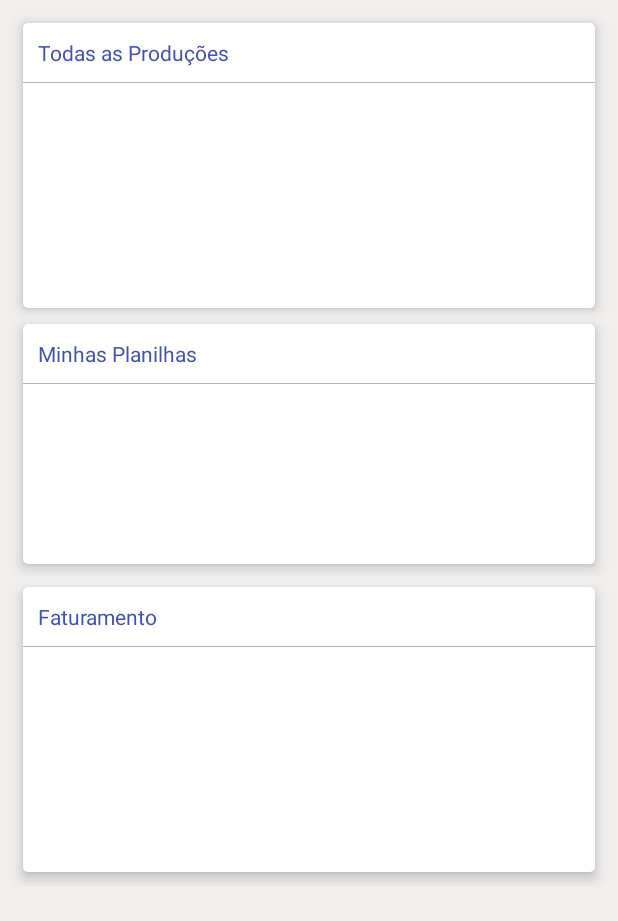
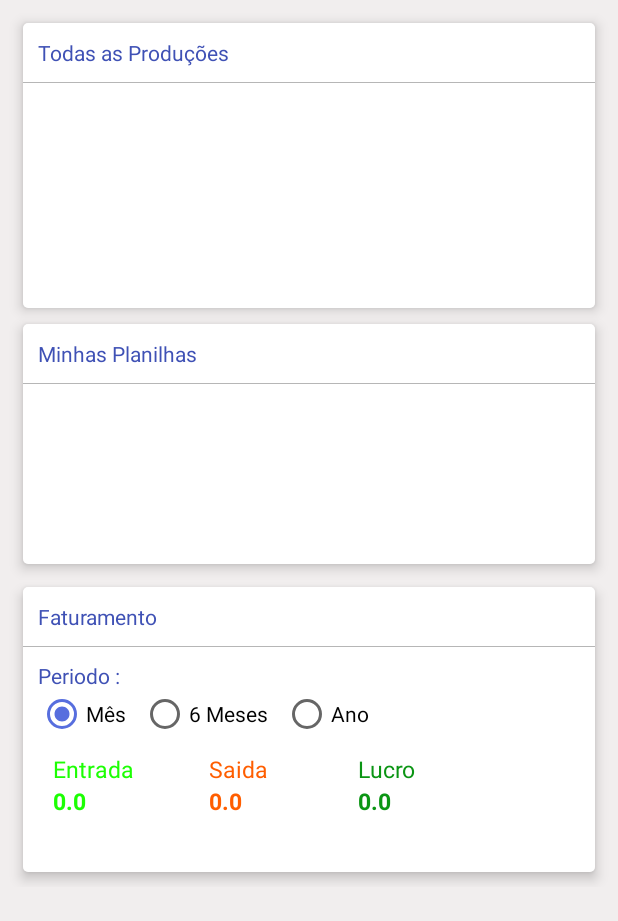
Before and after one commit to CharlleDaniel/SimpleERP, an Android app: the fragment FragProducao shown on its own in the app's theme, on a phone screen of 412 x 824 dp. Shown: the top 921 px of the screen. Run offline under Robolectric (Android 15) with nearby library versions, the phone set to English and light mode, and no system bars; libraries missing offline, so code that uses them is left out: com.melnykov.fab; plain views replace FloatingActionButton; 5 statements that could not run were skipped.

Commit message:
Alteração faturamento por Produção

```diff
--- a/app/src/main/java/com/simpleerp/fragments/FragProducao.java
+++ b/app/src/main/java/com/simpleerp/fragments/FragProducao.java
@@ -14,6 +14,7 @@ import android.widget.AdapterView;
 import android.widget.ImageView;
 import android.widget.LinearLayout;
 import android.widget.ListView;
+import android.widget.RadioButton;
 import android.widget.RelativeLayout;
 import android.widget.ScrollView;
 import android.widget.TextView;
@@ -31,6 +32,9 @@ import com.simpleerp.entidades.Producao;
 
 import java.io.File;
 import java.io.FileNotFoundException;
+import java.text.DecimalFormat;
+import java.text.SimpleDateFormat;
+import java.util.List;
 
 
 /**
@@ -53,6 +57,13 @@ public class FragProducao extends Fragment implements AdapterView.OnItemClickLis
     private TextView tvFatu;
     public static boolean isAbaMax;
     private FloatingActionButton fab;
+    private RadioButton rbMes;
+    private RadioButton rb6Mes;
+    private RadioButton rbAno;
+
+    private TextView tvVE;
+    private TextView tvVS;
+    private TextView tvVL;
 
     @Override
     public void onCreate(Bundle savedInstanceState) {
@@ -67,8 +78,10 @@ public class FragProducao extends Fragment implements AdapterView.OnItemClickLis
         view = inflater.inflate(R.layout.frag_layout_producao, container, false);
         isAbaMax= false;
         acessViews(view);
+        accessFaturamento(view);
         buildListProducoes();
         buildListPlanilhas();
+        buildFaturamento();
         return view;
 
     }
@@ -122,6 +135,81 @@ public class FragProducao extends Fragment implements AdapterView.OnItemClickLis
 
 
     }
+
+    public void accessFaturamento(View view){
+        rbMes=(RadioButton)view.findViewById(R.id.rbMesF);
+        rb6Mes=(RadioButton)view.findViewById(R.id.rb6MF);
+        rbAno=(RadioButton)view.findViewById(R.id.rbAnoF);
+
+        rbMes.setOnClickListener(rbControlFaturamento());
+        rb6Mes.setOnClickListener(rbControlFaturamento());
+        rbAno.setOnClickListener(rbControlFaturamento());
+
+        tvVE=(TextView)view.findViewById(R.id.tvVauleE);
+        tvVS=(TextView)view.findViewById(R.id.tvValueS);
+        tvVL=(TextView)view.findViewById(R.id.tvValueL);
+
+    }
+    public View.OnClickListener rbControlFaturamento (){
+        View.OnClickListener on = new View.OnClickListener() {
+            @Override
+            public void onClick(View v) {
+                if(v.getId()==rbMes.getId()){
+                    rbMes.setChecked(true);
+                    rb6Mes.setChecked(false);
+                    rbAno.setChecked(false);
+                }
+                else if(v.getId()==rb6Mes.getId()){
+                    rbMes.setChecked(false);
+                    rb6Mes.setChecked(true);
+                    rbAno.setChecked(false);
+                }else{
+                    rbMes.setChecked(false);
+                    rb6Mes.setChecked(false);
+                    rbAno.setChecked(true);
+                }
+                buildFaturamento();
+            }
+        };
+        return  on;
+    }
+    public void buildFaturamento(){
+        List<Producao> list = sistema.getProducaoList();
+        if(list.size()>0){
+            float custoTotal=0;
+            float lucroTotal=0;
+            float fatuTotal=0;
+            for(Producao p :list){
+                sistemaFaturamento = new SimpleBilling(p);
+
+                fatuTotal=fatuTotal+sistemaFaturamento.calculaFaturamento();
+                custoTotal=custoTotal+sistemaFaturamento.calculaCusto();
+                lucroTotal=lucroTotal+sistemaFaturamento.calculaLucro();
+            }
+            DecimalFormat dc= new DecimalFormat("#.00");
+
+            if(rbMes.isChecked()){
+                tvVE.setText(dc.format((fatuTotal*30)));
+                tvVS.setText(dc.format((custoTotal*30)));
+                tvVL.setText(dc.format((lucroTotal*30)));
+            }else if(rb6Mes.isChecked()){
+                tvVE.setText(dc.format((fatuTotal*180)));
+                tvVS.setText(dc.format((custoTotal*180)));
+                tvVL.setText(dc.format((lucroTotal*180)));
+            }else{
+                tvVE.setText(dc.format((fatuTotal*360)));
+                tvVS.setText(dc.format((custoTotal*360)));
+                tvVL.setText(dc.format((lucroTotal*360)));
+            }
+
+        }else{
+            tvVE.setText("0.0");
+            tvVS.setText("0.0");
+            tvVL.setText("0.0");
+        }
+
+
+    }
     public void buildListPlanilhas() {
 
         if(isAbaMax){
@@ -153,6 +241,7 @@ public class FragProducao extends Fragment implements AdapterView.OnItemClickLis
     public void onResume(){
         buildListPlanilhas();
         buildListProducoes();
+        buildFaturamento();
         super.onResume();
     }
 
@@ -235,6 +324,7 @@ public class FragProducao extends Fragment implements AdapterView.OnItemClickLis
                     sistema.removeProducao(producao);
                     showMessage("Excluido.");
                     buildListProducoes();
+                    buildFaturamento();
                 }catch (Exception e){
                     showMessage("Não Excluido.");
                 }
--- a/app/src/main/res/layout/frag_layout_producao.xml
+++ b/app/src/main/res/layout/frag_layout_producao.xml
@@ -156,7 +156,132 @@
                     android:layout_below="@+id/tvFaturamento"
                     android:layout_alignParentLeft="true"
                     android:layout_alignParentStart="true" />
-                </RelativeLayout>
+
+                <TextView
+                    android:layout_width="wrap_content"
+                    android:layout_height="wrap_content"
+                    android:text="Entrada"
+                    android:id="@+id/tvE"
+                    android:layout_below="@+id/rbMesF"
+                    android:layout_alignLeft="@+id/rbMesF"
+                    android:layout_alignStart="@+id/rbMesF"
+                    android:layout_marginTop="10dp"
+                    android:layout_marginRight="10dp"
+                    android:textColor="#1cff03"
+                    android:textSize="15dp"
+                    android:layout_marginLeft="10dp" />
+
+                <TextView
+                    android:layout_width="wrap_content"
+                    android:layout_height="wrap_content"
+                    android:text="Saida"
+                    android:id="@+id/tvS"
+                    android:layout_alignTop="@+id/tvE"
+                    android:layout_toRightOf="@+id/tvE"
+                    android:layout_toEndOf="@+id/tvE"
+                    android:layout_marginRight="10dp"
+                    android:layout_marginLeft="40dp"
+                    android:textColor="#ff5e00"
+                    android:textSize="15dp" />
+
+                <TextView
+                    android:layout_width="wrap_content"
+                    android:layout_height="wrap_content"
+                    android:text="Lucro"
+                    android:id="@+id/tvL"
+                    android:textColor="#0b9514"
+                    android:textSize="15dp"
+                    android:layout_above="@+id/tvValueS"
+                    android:layout_toRightOf="@+id/tvS"
+                    android:layout_toEndOf="@+id/tvS"
+                    android:layout_marginLeft="50dp" />
+
+                <RadioButton
+                    android:layout_width="wrap_content"
+                    android:layout_height="wrap_content"
+                    android:text="Mês"
+                    android:id="@+id/rbMesF"
+                    android:checked="true"
+                    android:layout_below="@+id/textView20"
+                    android:layout_alignLeft="@+id/tvFaturamento"
+                    android:layout_alignStart="@+id/tvFaturamento"
+                    android:layout_marginRight="10dp" />
+
+                <RadioButton
+                    android:layout_width="wrap_content"
+                    android:layout_height="wrap_content"
+                    android:text="Ano"
+                    android:id="@+id/rbAnoF"
+                    android:checked="false"
+                    android:layout_below="@+id/textView20"
+                    android:layout_toRightOf="@+id/rb6MF"
+                    android:layout_toEndOf="@+id/rb6MF" />
+
+                <RadioButton
+                    android:layout_width="wrap_content"
+                    android:layout_height="wrap_content"
+                    android:text="6 Meses"
+                    android:id="@+id/rb6MF"
+                    android:checked="false"
+                    android:layout_alignBottom="@+id/rbMesF"
+                    android:layout_toRightOf="@+id/rbMesF"
+                    android:layout_toEndOf="@+id/rbMesF"
+                    android:layout_marginRight="10dp" />
+
+                <TextView
+                    android:layout_width="wrap_content"
+                    android:layout_height="wrap_content"
+                    android:text="569999999"
+                    android:id="@+id/tvVauleE"
+                    android:textSize="15dp"
+                    android:maxWidth="80dp"
+                    android:singleLine="true"
+                    android:layout_below="@+id/tvE"
+                    android:layout_alignLeft="@+id/tvE"
+                    android:layout_alignStart="@+id/tvE"
+                    android:textColor="#1cff03"
+                    android:textStyle="bold" />
+
+                <TextView
+                    android:layout_width="wrap_content"
+                    android:layout_height="wrap_content"
+                    android:text="569999999"
+                    android:id="@+id/tvValueS"
+                    android:textSize="15dp"
+                    android:layout_below="@+id/tvS"
+                    android:layout_alignLeft="@+id/tvS"
+                    android:layout_alignStart="@+id/tvS"
+                    android:maxWidth="80dp"
+                    android:singleLine="true"
+                    android:textColor="#ff5e00"
+                    android:textStyle="bold" />
+
+                <TextView
+                    android:layout_width="wrap_content"
+                    android:layout_height="wrap_content"
+                    android:text="56999999"
+                    android:id="@+id/tvValueL"
+                    android:textSize="15dp"
+                    android:layout_below="@+id/tvL"
+                    android:layout_alignLeft="@+id/tvL"
+                    android:layout_alignStart="@+id/tvL"
+                    android:singleLine="true"
+                    android:maxWidth="80dp"
+                    android:textColor="#0b9514"
+                    android:textStyle="bold" />
+
+                <TextView
+                    android:layout_width="wrap_content"
+                    android:layout_height="wrap_content"
+                    android:text="Periodo :"
+                    android:id="@+id/textView20"
+                    android:layout_alignTop="@+id/view3"
+                    android:layout_alignLeft="@+id/rbMesF"
+                    android:layout_alignStart="@+id/rbMesF"
+                    android:textColor="@color/colorPrimary"
+                    android:layout_marginTop="10dp" />
+
+            </RelativeLayout>
         </RelativeLayout>
     </ScrollView>
 
```
Also changed, not shown: app/src/main/java/com/simpleerp/Control/SimpleBilling.java (+53 -0 lines).
